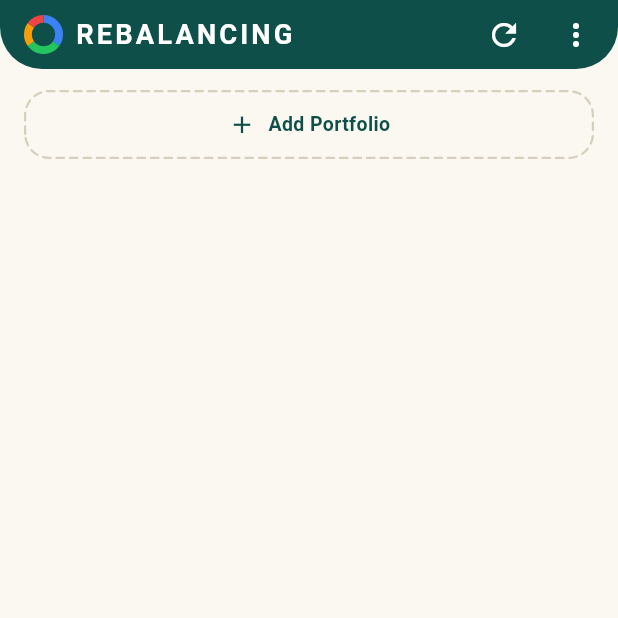
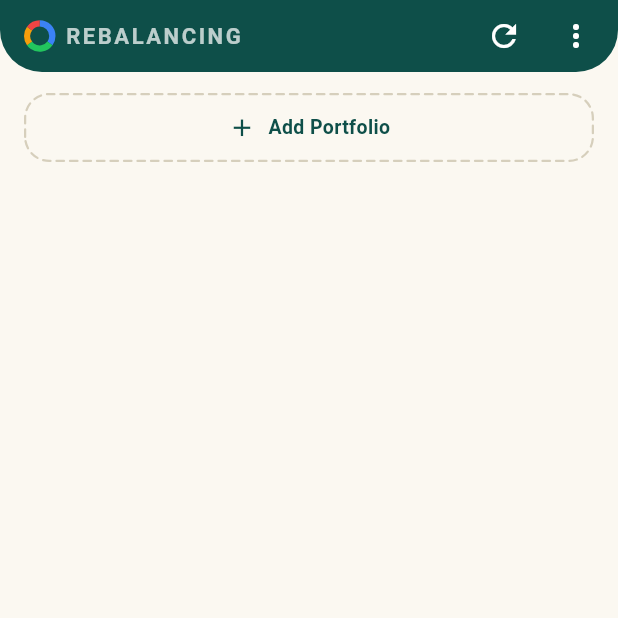
Before and after one commit to halladin00-commits/rebalancing_app, a Flutter app: the PortfolioListScreen screen opened directly, on a phone screen of 412 x 824 dp, the top half of it. Run offline on Flutter 3.47's test engine with Material 3 defaults, Android fonts, the phone set to English and light mode, and no system bars; our stand-ins replace file_picker, flutter_local_notifications, flutter_timezone, google_mobile_ads, in_app_review, screenshot and 3 more; missing offline and left inert: excel, image_gallery_saver_plus; accounts and stored records are empty; network calls fail; Roboto replaces fonts that are missing (Pretendard).

Commit message:
style: 헤더 타이틀 행 48 · 자산 탭 로고 21px/78% (시안 값)
시안의 딥그린 헤더는 상태바 44 + 타이틀 행 48이다. 46으로 두고 있었다.
자산 탭 로고도 26px 불투명 흰색이었는데, 시안은 21px에 글자가 흰색 78%다 —
로고가 그 아래 총자산 금액을 이기지 않게 한 것이다.

Co-Authored-By: Claude Opus 5 <noreply@anthropic.com>

```diff
--- a/lib/screens/portfolio_list_screen.dart
+++ b/lib/screens/portfolio_list_screen.dart
@@ -608,7 +608,9 @@ class PortfolioListScreenState extends State<PortfolioListScreen> {
           body: Column(
             children: [
               BrandHeader(
-                titleWidget: const AppLogo(iconSize: 26),
+                // 시안 기준 21px · 글자는 흰색 78% — 로고가 총자산 금액을 이기지 않게 한다
+                titleWidget: AppLogo(
+                    iconSize: 21, textColor: context.onBrandSecondary),
                 childPadding: const EdgeInsets.fromLTRB(22, 4, 22, 16),
                 actions: [
                   if (!_editMode)
--- a/lib/widgets/brand_header.dart
+++ b/lib/widgets/brand_header.dart
@@ -19,6 +19,7 @@ class BrandHeader extends StatelessWidget {
   final Widget? titleWidget;
 
   /// 제목 글자 크기. 탭 루트는 19/w800, 상세 화면은 17/w700.
+  /// 시안 기준 타이틀 행 높이는 48이다.
   final double titleSize;
   final FontWeight titleWeight;
 
@@ -68,7 +69,7 @@ class BrandHeader extends StatelessWidget {
             crossAxisAlignment: CrossAxisAlignment.stretch,
             children: [
               SizedBox(
-                height: 46,
+                height: 48,
                 child: Row(
                   children: [
                     if (leading != null)
```
